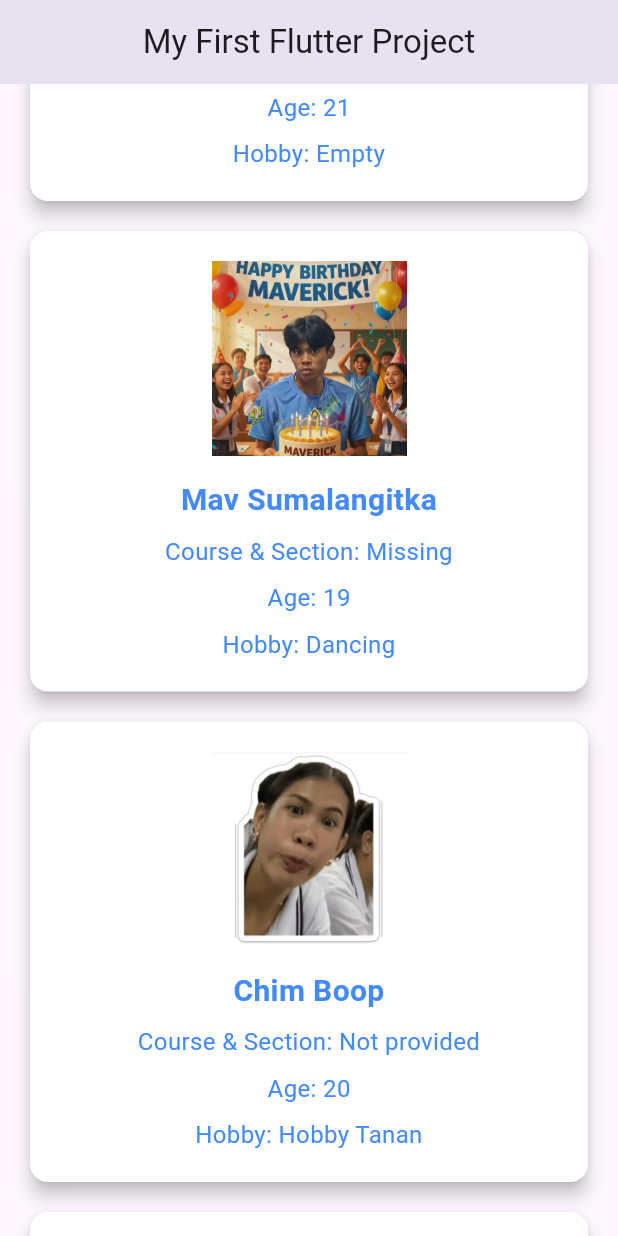
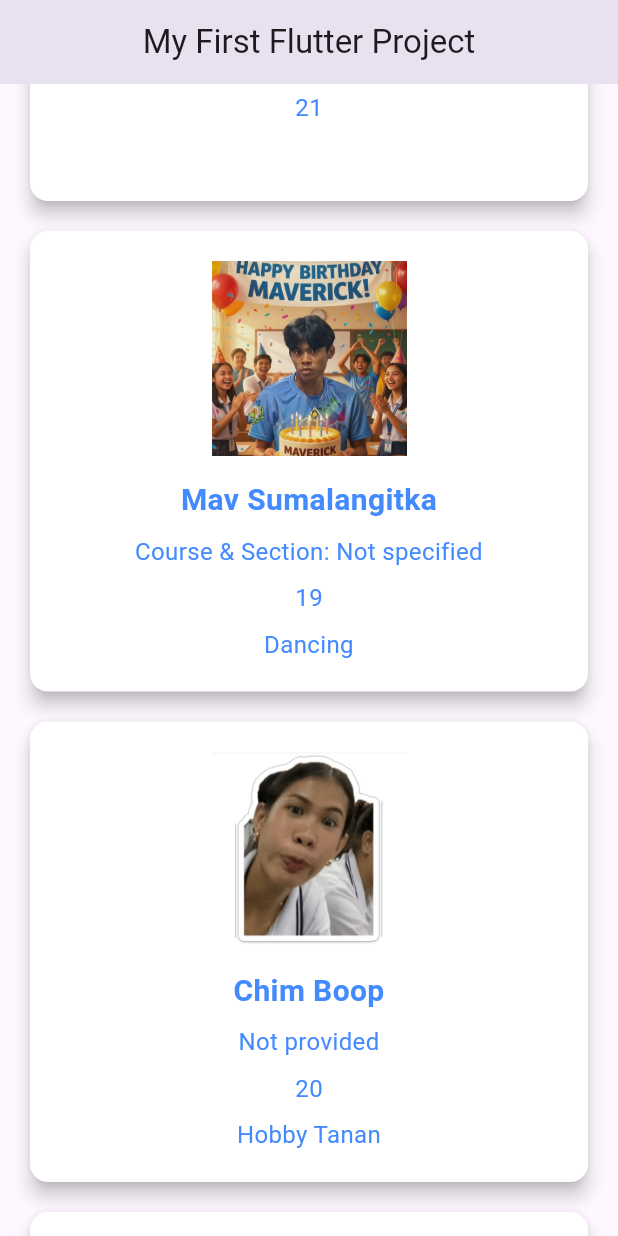
Before and after one commit to MjSyllanto/IT314AB_SYLLANTO, a Flutter app: the screen it shows after launch, scrolled down 576 dp, on a phone screen of 412 x 824 dp. Run offline on Flutter 3.47's test engine with Material 3 defaults, Android fonts, the phone set to English and light mode, and no system bars.

Commit message:
feat:Flutte_Project_3

```diff
--- a/my_first_flutter_project_emji/lib/main.dart
+++ b/my_first_flutter_project_emji/lib/main.dart
@@ -140,7 +140,7 @@ class ProfileCard extends StatelessWidget {
 
             // NAME
             Text(
-              profile.name ?? 'Name: Missing',
+              profile.name ?? 'Name: Not specified',
               style: const TextStyle(
                 fontSize: 20,
                 fontWeight: FontWeight.bold,
@@ -153,9 +153,7 @@ class ProfileCard extends StatelessWidget {
 
             // COURSE & SECTION
             Text(
-              profile.courseSection == null
-                  ? 'Course & Section: Missing'
-                  : 'Course & Section: ${profile.courseSection}',
+              profile.courseSection ?? 'Course & Section: Not specified',
               style: const TextStyle(
                 fontSize: 16,
                 color: Colors.blueAccent,
@@ -167,9 +165,7 @@ class ProfileCard extends StatelessWidget {
 
             // AGE
             Text(
-              profile.age == null
-                  ? 'Age: Missing'
-                  : 'Age: ${profile.age}',
+              profile.age?.toString() ?? "Age: Not specified",
               style: const TextStyle(
                 fontSize: 16,
                 color: Colors.blueAccent,
@@ -180,11 +176,7 @@ class ProfileCard extends StatelessWidget {
 
             // HOBBY
             Text(
-              profile.hobby == null
-                  ? 'Hobby: Missing'
-                  : profile.hobby!.isEmpty
-                      ? 'Hobby: Empty'
-                      : 'Hobby: ${profile.hobby}',
+              profile.hobby ?? "Hobby: Not specified",
               style: const TextStyle(
                 fontSize: 16,
                 color: Colors.blueAccent,
```
